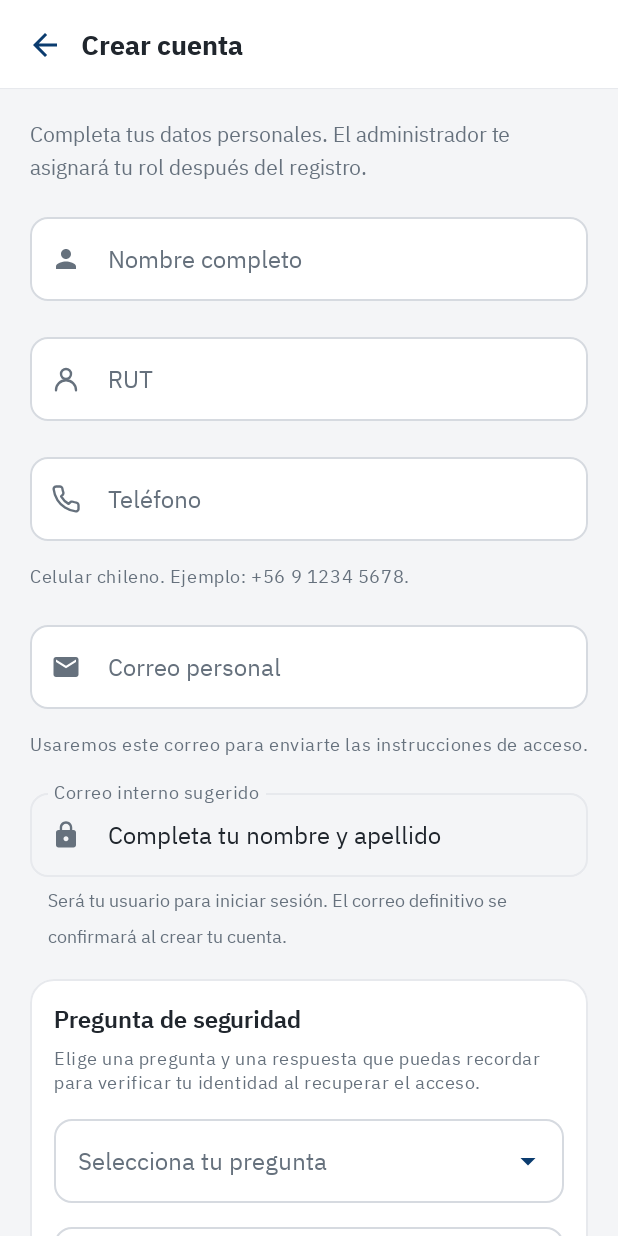
After one commit to SolntHR/AppProtocolos_EQ014, an Android app built with Jetpack Compose: the RegistroScreen screen opened through its navigation route, on a phone screen of 412 x 824 dp. The commit adds this screen. Run offline under Robolectric (Android 15) with nearby library versions, the phone set to English and light mode, and no system bars.

Commit message:
Agrega pantalla de registro y pregunta de seguridad
Se crea formulario con validaciones y estructura para conectar microservicios.

```diff
--- /dev/null
+++ b/app/src/main/java/com/example/appprotocolos_eq014/model/registro/DatosRegistro.kt
@@ -0,0 +1,22 @@
+package com.example.appprotocolos_eq014.model.registro
+
+data class DatosRegistro(
+    val nombre: String = "",
+    val rut: String = "",
+    val telefono: String = "",
+    val correoPersonal: String = "",
+    val preguntaSeguridad: String? = null,
+    val respuestaSeguridad: String = ""
+)
+
+data class ErroresRegistro(
+    val nombre: String? = null,
+    val rut: String? = null,
+    val telefono: String? = null,
+    val correoPersonal: String? = null,
+    val preguntaSeguridad: String? = null,
+    val respuestaSeguridad: String? = null
+) {
+    val hayErrores: Boolean
+        get() = listOf(nombre, rut, telefono, correoPersonal, preguntaSeguridad, respuestaSeguridad).any { it != null }
+}
--- /dev/null
+++ b/app/src/main/java/com/example/appprotocolos_eq014/model/uistate/RegistroUiState.kt
@@ -0,0 +1,13 @@
+package com.example.appprotocolos_eq014.model.uistate
+
+import com.example.appprotocolos_eq014.model.registro.DatosRegistro
+import com.example.appprotocolos_eq014.model.registro.ErroresRegistro
+
+data class RegistroUiState(
+    val datos: DatosRegistro = DatosRegistro(),
+    val errores: ErroresRegistro = ErroresRegistro(),
+    val respuestaVisible: Boolean = false,
+    val cargando: Boolean = false,
+    val errorGeneral: String? = null,
+    val correoCreado: String? = null
+)
--- a/app/src/main/java/com/example/appprotocolos_eq014/ui/components/CampoContrasena.kt
+++ b/app/src/main/java/com/example/appprotocolos_eq014/ui/components/CampoContrasena.kt
@@ -30,13 +30,16 @@ fun CampoContrasena(
     visible: Boolean,
     onAlternarVisible: () -> Unit,
     modifier: Modifier = Modifier,
-    error: String? = null
+    error: String? = null,
+    habilitado: Boolean = true,
+    descripcionVisibilidad: String? = null
 ) {
     OutlinedTextField(
         value = valor,
         onValueChange = onValorCambia,
         modifier = modifier.fillMaxWidth(),
         label = { Text(etiqueta) },
+        enabled = habilitado,
         leadingIcon = {
             Icon(
                 painter = painterResource(R.drawable.ic_candado),
@@ -45,12 +48,12 @@ fun CampoContrasena(
             )
         },
         trailingIcon = {
-            IconButton(onClick = onAlternarVisible) {
+            IconButton(onClick = onAlternarVisible, enabled = habilitado) {
                 Icon(
                     painter = painterResource(
                         if (visible) R.drawable.ic_ojo_tachado else R.drawable.ic_ojo
                     ),
-                    contentDescription = stringResource(
+                    contentDescription = descripcionVisibilidad ?: stringResource(
                         if (visible) R.string.cd_ocultar_contrasena else R.string.cd_mostrar_contrasena
                     ),
                     modifier = Modifier.size(Dimens.tamanoIcono)
--- a/app/src/main/java/com/example/appprotocolos_eq014/ui/components/CampoTexto.kt
+++ b/app/src/main/java/com/example/appprotocolos_eq014/ui/components/CampoTexto.kt
@@ -29,13 +29,15 @@ fun CampoTexto(
     modifier: Modifier = Modifier,
     error: String? = null,
     tipoTeclado: KeyboardType = KeyboardType.Text,
-    iconoFinal: (@Composable () -> Unit)? = null
+    iconoFinal: (@Composable () -> Unit)? = null,
+    habilitado: Boolean = true
 ) {
     OutlinedTextField(
         value = valor,
         onValueChange = onValorCambia,
         modifier = modifier.fillMaxWidth(),
         label = { Text(etiqueta) },
+        enabled = habilitado,
         leadingIcon = {
             Icon(
                 painter = painterResource(id = icono),
--- a/app/src/main/java/com/example/appprotocolos_eq014/ui/navigation/AppNavegacion.kt
+++ b/app/src/main/java/com/example/appprotocolos_eq014/ui/navigation/AppNavegacion.kt
@@ -20,6 +20,8 @@ import androidx.navigation.compose.currentBackStackEntryAsState
 import androidx.navigation.compose.rememberNavController
 import com.example.appprotocolos_eq014.data.SesionPreferencias
 import com.example.appprotocolos_eq014.ui.screens.LoginScreen
+import com.example.appprotocolos_eq014.ui.screens.RegistroScreen
+import com.example.appprotocolos_eq014.viewmodel.RegistroViewModel
 import com.example.appprotocolos_eq014.ui.screens.inicio.InicioScreen
 import androidx.navigation.NavType
 import androidx.navigation.navArgument
@@ -68,6 +70,7 @@ import com.example.appprotocolos_eq014.ui.screens.visitas.DetalleVisitaScreen
 
 object Rutas {
     const val LOGIN = "login"
+    const val REGISTRO = "registro"
     const val INICIO = "inicio"
     const val VISITAS = "visitas"
     const val EQUIPOS = "equipos"
@@ -163,8 +166,13 @@ fun AppNavegacion(modifier: Modifier = Modifier) {
                             popUpTo(Rutas.LOGIN) { inclusive = true }
                         }
                     },
-                    onOlvidasteContrasena = { navController.navigate(Rutas.RECUPERAR) }
+                    onOlvidasteContrasena = { navController.navigate(Rutas.RECUPERAR) },
+                    onCrearCuenta = { navController.navigate(Rutas.REGISTRO) { launchSingleTop = true } }
                 )
+            }
+            composable(Rutas.REGISTRO) {
+                val registroViewModel: RegistroViewModel = viewModel(factory = AppViewModelFactory.Factory)
+                RegistroScreen(viewModel = registroViewModel, onVolver = { navController.popBackStack() })
             }
             composable(Rutas.INSTRUMENTOS) {
                 val instrumentosViewModel: InstrumentosViewModel = viewModel(factory = AppViewModelFactory.Factory)
--- a/app/src/main/java/com/example/appprotocolos_eq014/ui/screens/LoginScreen.kt
+++ b/app/src/main/java/com/example/appprotocolos_eq014/ui/screens/LoginScreen.kt
@@ -12,6 +12,7 @@ import androidx.compose.foundation.layout.widthIn
 import androidx.compose.foundation.rememberScrollState
 import androidx.compose.foundation.verticalScroll
 import androidx.compose.material3.MaterialTheme
+import androidx.compose.material3.HorizontalDivider
 import androidx.compose.material3.Text
 import androidx.compose.material3.TextButton
 import androidx.compose.runtime.Composable
@@ -27,6 +28,7 @@ import androidx.compose.ui.unit.dp
 import com.example.appprotocolos_eq014.R
 import com.example.appprotocolos_eq014.model.uistate.LoginUiState
 import com.example.appprotocolos_eq014.ui.components.BotonPrincipal
+import com.example.appprotocolos_eq014.ui.components.BotonSecundario
 import com.example.appprotocolos_eq014.ui.components.CampoContrasena
 import com.example.appprotocolos_eq014.ui.components.CampoTexto
 import com.example.appprotocolos_eq014.ui.components.EncabezadoInduztek
@@ -37,7 +39,8 @@ import com.example.appprotocolos_eq014.viewmodel.LoginViewModel
 fun LoginScreen(
     viewModel: LoginViewModel,
     onLoginExitoso: () -> Unit,
-    onOlvidasteContrasena: () -> Unit = {}
+    onOlvidasteContrasena: () -> Unit = {},
+    onCrearCuenta: () -> Unit = {}
 ) {
     val uiState by viewModel.uiState.collectAsStateWithLifecycle()
 
@@ -53,7 +56,8 @@ fun LoginScreen(
         onContrasenaCambia = viewModel::onContrasenaCambia,
         onAlternarVisibilidad = viewModel::onAlternarVisibilidad,
         onIngresar = viewModel::onIngresar,
-        onOlvidasteContrasena = onOlvidasteContrasena
+        onOlvidasteContrasena = onOlvidasteContrasena,
+        onCrearCuenta = onCrearCuenta
     )
 }
 
@@ -64,7 +68,8 @@ fun LoginContent(
     onContrasenaCambia: (String) -> Unit,
     onAlternarVisibilidad: () -> Unit,
     onIngresar: () -> Unit,
-    onOlvidasteContrasena: () -> Unit
+    onOlvidasteContrasena: () -> Unit,
+    onCrearCuenta: () -> Unit = {}
 ) {
     Box(
         modifier = Modifier
@@ -125,6 +130,18 @@ fun LoginContent(
                     habilitado = !uiState.isLoading,
                     modifier = Modifier.fillMaxWidth()
                 )
+                HorizontalDivider(modifier = Modifier.padding(top = 10.dp), color = MaterialTheme.colorScheme.outlineVariant)
+                Text(
+                    text = stringResource(R.string.registro_nuevo),
+                    style = MaterialTheme.typography.bodyMedium,
+                    color = MaterialTheme.colorScheme.onSurfaceVariant,
+                    modifier = Modifier.align(Alignment.CenterHorizontally)
+                )
+                BotonSecundario(
+                    texto = stringResource(R.string.registro_crear_cuenta),
+                    onClick = onCrearCuenta,
+                    modifier = Modifier.fillMaxWidth()
+                )
             }
         }
     }
--- /dev/null
+++ b/app/src/main/java/com/example/appprotocolos_eq014/ui/screens/RegistroScreen.kt
@@ -0,0 +1,165 @@
+package com.example.appprotocolos_eq014.ui.screens
+
+import androidx.compose.foundation.background
+import androidx.compose.foundation.layout.Arrangement
+import androidx.compose.foundation.layout.Box
+import androidx.compose.foundation.layout.Column
+import androidx.compose.foundation.layout.fillMaxSize
+import androidx.compose.foundation.layout.fillMaxWidth
+import androidx.compose.foundation.layout.imePadding
+import androidx.compose.foundation.layout.padding
+import androidx.compose.foundation.layout.widthIn
+import androidx.compose.foundation.rememberScrollState
+import androidx.compose.foundation.verticalScroll
+import androidx.compose.material3.MaterialTheme
+import androidx.compose.material3.Text
+import androidx.compose.material3.TextButton
+import androidx.compose.runtime.Composable
+import androidx.compose.runtime.getValue
+import androidx.compose.ui.Alignment
+import androidx.compose.ui.Modifier
+import androidx.compose.ui.platform.LocalFocusManager
+import androidx.compose.ui.res.stringResource
+import androidx.compose.ui.text.input.KeyboardType
+import androidx.compose.ui.tooling.preview.Preview
+import androidx.compose.ui.unit.dp
+import androidx.lifecycle.compose.collectAsStateWithLifecycle
+import com.example.appprotocolos_eq014.R
+import com.example.appprotocolos_eq014.model.uistate.PreguntasSeguridad
+import com.example.appprotocolos_eq014.model.uistate.RegistroUiState
+import com.example.appprotocolos_eq014.ui.components.BarraSuperior
+import com.example.appprotocolos_eq014.ui.components.BotonPrincipal
+import com.example.appprotocolos_eq014.ui.components.CampoBloqueado
+import com.example.appprotocolos_eq014.ui.components.CampoContrasena
+import com.example.appprotocolos_eq014.ui.components.CampoTexto
+import com.example.appprotocolos_eq014.ui.components.MensajeAvisoProtocolo
+import com.example.appprotocolos_eq014.ui.components.SelectorDesplegable
+import com.example.appprotocolos_eq014.ui.components.TarjetaSeccion
+import com.example.appprotocolos_eq014.ui.theme.AppProtocolos_EQ014Theme
+import com.example.appprotocolos_eq014.util.ValidacionesRegistro
+import com.example.appprotocolos_eq014.viewmodel.RegistroViewModel
+
+@Composable
+fun RegistroScreen(viewModel: RegistroViewModel, onVolver: () -> Unit) {
+    val estado by viewModel.uiState.collectAsStateWithLifecycle()
+    RegistroContent(
+        estado = estado,
+        onVolver = onVolver,
+        onNombreCambia = viewModel::onNombreCambia,
+        onRutCambia = viewModel::onRutCambia,
+        onTelefonoCambia = viewModel::onTelefonoCambia,
+        onCorreoCambia = viewModel::onCorreoCambia,
+        onPreguntaCambia = viewModel::onPreguntaCambia,
+        onRespuestaCambia = viewModel::onRespuestaCambia,
+        onAlternarRespuesta = viewModel::onAlternarRespuesta,
+        onRegistrar = viewModel::onRegistrar
+    )
+}
+
+@Composable
+private fun RegistroContent(
+    estado: RegistroUiState,
+    onVolver: () -> Unit,
+    onNombreCambia: (String) -> Unit,
+    onRutCambia: (String) -> Unit,
+    onTelefonoCambia: (String) -> Unit,
+    onCorreoCambia: (String) -> Unit,
+    onPreguntaCambia: (String) -> Unit,
+    onRespuestaCambia: (String) -> Unit,
+    onAlternarRespuesta: () -> Unit,
+    onRegistrar: () -> Unit
+) {
+    val foco = LocalFocusManager.current
+    val datos = estado.datos
+    val errores = estado.errores
+    Box(Modifier.fillMaxSize().background(MaterialTheme.colorScheme.background), contentAlignment = Alignment.TopCenter) {
+        Column(Modifier.widthIn(max = 480.dp).fillMaxSize().imePadding()) {
+            BarraSuperior(titulo = stringResource(R.string.registro_titulo), onVolver = onVolver)
+            Column(
+                modifier = Modifier.weight(1f).verticalScroll(rememberScrollState()).padding(20.dp),
+                verticalArrangement = Arrangement.spacedBy(16.dp)
+            ) {
+                if (estado.correoCreado != null) {
+                    Text(stringResource(R.string.registro_exito), style = MaterialTheme.typography.titleLarge)
+                    Text(stringResource(R.string.registro_exito_detalle), style = MaterialTheme.typography.bodyMedium)
+                    CampoBloqueado(stringResource(R.string.registro_correo_confirmado), estado.correoCreado,
+                        stringResource(R.string.registro_rol_pendiente))
+                    BotonPrincipal(stringResource(R.string.registro_volver_login), onVolver, Modifier.fillMaxWidth())
+                } else {
+                    Text(
+                        stringResource(R.string.registro_introduccion),
+                        style = MaterialTheme.typography.bodyMedium,
+                        color = MaterialTheme.colorScheme.onSurfaceVariant
+                    )
+                    CampoTexto(datos.nombre, onNombreCambia, stringResource(R.string.registro_nombre),
+                        R.drawable.ic_persona, error = errores.nombre, habilitado = !estado.cargando)
+                    CampoTexto(datos.rut, onRutCambia, "RUT", R.drawable.ic_perfil,
+                        error = errores.rut, habilitado = !estado.cargando)
+                    CampoTexto(datos.telefono, onTelefonoCambia, stringResource(R.string.registro_telefono),
+                        R.drawable.ic_telefono, error = errores.telefono, tipoTeclado = KeyboardType.Phone,
+                        habilitado = !estado.cargando)
+                    AyudaRegistro(stringResource(R.string.registro_telefono_ayuda))
+                    CampoTexto(datos.correoPersonal, onCorreoCambia, stringResource(R.string.registro_correo_personal),
+                        R.drawable.ic_correo, error = errores.correoPersonal, tipoTeclado = KeyboardType.Email,
+                        habilitado = !estado.cargando)
+                    AyudaRegistro(stringResource(R.string.registro_correo_ayuda))
+                    CampoBloqueado(
+                        etiqueta = stringResource(R.string.registro_correo_interno),
+                        valor = ValidacionesRegistro.correoInternoSugerido(datos.nombre)
+                            .ifBlank { stringResource(R.string.registro_correo_sin_nombre) },
+                        ayuda = stringResource(R.string.registro_correo_sugerido)
+                    )
+                    TarjetaSeccion(stringResource(R.string.registro_seguridad)) {
+                        AyudaRegistro(stringResource(R.string.registro_seguridad_ayuda))
+                        SelectorDesplegable(
+                            etiqueta = stringResource(R.string.registro_pregunta),
+                            opciones = PreguntasSeguridad.lista,
+                            seleccion = datos.preguntaSeguridad,
+                            textoDe = { it },
+                            onSeleccion = onPreguntaCambia,
+                            error = errores.preguntaSeguridad,
+                            habilitado = !estado.cargando
+                        )
+                        CampoContrasena(
+                            valor = datos.respuestaSeguridad,
+                            onValorCambia = onRespuestaCambia,
+                            etiqueta = stringResource(R.string.registro_respuesta),
+                            visible = estado.respuestaVisible,
+                            onAlternarVisible = onAlternarRespuesta,
+                            error = errores.respuestaSeguridad,
+                            habilitado = !estado.cargando,
+                            descripcionVisibilidad = stringResource(if (estado.respuestaVisible)
+                                R.string.registro_ocultar_respuesta else R.string.registro_mostrar_respuesta)
+                        )
+                    }
+                    if (errores.hayErrores) {
+                        MensajeAvisoProtocolo(stringResource(R.string.registro_revisar_campos))
+                    }
+                    estado.errorGeneral?.let { MensajeAvisoProtocolo(it) }
+                    BotonPrincipal(
+                        texto = stringResource(if (estado.cargando) R.string.registro_creando else R.string.registro_titulo),
+                        onClick = { foco.clearFocus(); onRegistrar() },
+                        modifier = Modifier.fillMaxWidth(),
+                        habilitado = !estado.cargando
+                    )
+                    TextButton(onClick = onVolver, modifier = Modifier.align(Alignment.CenterHorizontally)) {
+                        Text(stringResource(R.string.registro_ya_tengo_cuenta))
+                    }
+                }
+            }
+        }
+    }
+}
+
+@Composable
+private fun AyudaRegistro(texto: String) {
+    Text(texto, style = MaterialTheme.typography.bodySmall, color = MaterialTheme.colorScheme.onSurfaceVariant)
+}
+
+@Preview(showBackground = true, widthDp = 320, heightDp = 640)
+@Composable
+private fun RegistroPreview() {
+    AppProtocolos_EQ014Theme {
+        RegistroContent(RegistroUiState(), {}, {}, {}, {}, {}, {}, {}, {}, {})
+    }
+}
--- a/app/src/main/java/com/example/appprotocolos_eq014/viewmodel/AppViewModelFactory.kt
+++ b/app/src/main/java/com/example/appprotocolos_eq014/viewmodel/AppViewModelFactory.kt
@@ -17,6 +17,7 @@ import com.example.appprotocolos_eq014.repository.UsuarioRepository
 import com.example.appprotocolos_eq014.repository.VisitaRepository
 import com.example.appprotocolos_eq014.repository.RegistroProtocoloRepository
 import com.example.appprotocolos_eq014.repository.RegistroCatalogoRepository
+import com.example.appprotocolos_eq014.repository.RegistroUsuarioNoDisponibleRepository
 
 const val ARG_ID_USUARIO = "idUsuario"
 const val ARG_ID_EQUIPO = "idEquipo"
@@ -31,6 +32,9 @@ object AppViewModelFactory {
     private fun CreationExtras.contexto(): Context = checkNotNull(this[APPLICATION_KEY])
 
     val Factory: ViewModelProvider.Factory = viewModelFactory {
+        initializer {
+            RegistroViewModel(RegistroUsuarioNoDisponibleRepository())
+        }
         initializer {
             val contexto = contexto()
             EquiposViewModel(SesionPreferencias(contexto), CatalogoRepository(obtenerDbHelper(contexto)))
--- a/app/src/main/res/values/strings.xml
+++ b/app/src/main/res/values/strings.xml
@@ -168,4 +168,30 @@
     <string name="error_campo_obligatorio">Este campo es obligatorio</string>
     <string name="menu_cerrar_sesion">Cerrar sesión</string>
     <string name="dialogo_cancelar">Cancelar</string>
+    <string name="registro_nuevo">¿Eres nuevo?</string>
+    <string name="registro_crear_cuenta">Crear una cuenta</string>
+    <string name="registro_titulo">Crear cuenta</string>
+    <string name="registro_introduccion">Completa tus datos personales. El administrador te asignará tu rol después del registro.</string>
+    <string name="registro_nombre">Nombre completo</string>
+    <string name="registro_telefono">Teléfono</string>
+    <string name="registro_telefono_ayuda">Celular chileno. Ejemplo: +56 9 1234 5678.</string>
+    <string name="registro_correo_personal">Correo personal</string>
+    <string name="registro_correo_ayuda">Usaremos este correo para enviarte las instrucciones de acceso.</string>
+    <string name="registro_correo_interno">Correo interno sugerido</string>
+    <string name="registro_correo_confirmado">Correo interno</string>
+    <string name="registro_correo_sin_nombre">Completa tu nombre y apellido</string>
+    <string name="registro_correo_sugerido">Será tu usuario para iniciar sesión. El correo definitivo se confirmará al crear tu cuenta.</string>
+    <string name="registro_seguridad">Pregunta de seguridad</string>
+    <string name="registro_seguridad_ayuda">Elige una pregunta y una respuesta que puedas recordar para verificar tu identidad al recuperar el acceso.</string>
+    <string name="registro_pregunta">Selecciona tu pregunta</string>
+    <string name="registro_respuesta">Tu respuesta</string>
+    <string name="registro_mostrar_respuesta">Mostrar respuesta</string>
+    <string name="registro_ocultar_respuesta">Ocultar respuesta</string>
+    <string name="registro_revisar_campos">Revisa los campos marcados antes de crear tu cuenta.</string>
+    <string name="registro_creando">Creando cuenta…</string>
+    <string name="registro_ya_tengo_cuenta">Ya tengo una cuenta</string>
+    <string name="registro_volver_login">Volver a iniciar sesión</string>
+    <string name="registro_exito">Cuenta creada</string>
+    <string name="registro_exito_detalle">Tu cuenta quedó registrada. Espera las instrucciones de acceso en tu correo personal y la asignación de tu rol.</string>
+    <string name="registro_rol_pendiente">El administrador debe asignarte un rol antes de que puedas ingresar.</string>
 </resources>
```
Also changed, not shown: app/src/main/java/com/example/appprotocolos_eq014/repository/RegistroUsuarioRepository.kt (added, +26 -0 lines), app/src/main/java/com/example/appprotocolos_eq014/util/ValidacionesRegistro.kt (added, +60 -0 lines), app/src/main/java/com/example/appprotocolos_eq014/viewmodel/RegistroViewModel.kt (added, +79 -0 lines), 3 other files.
